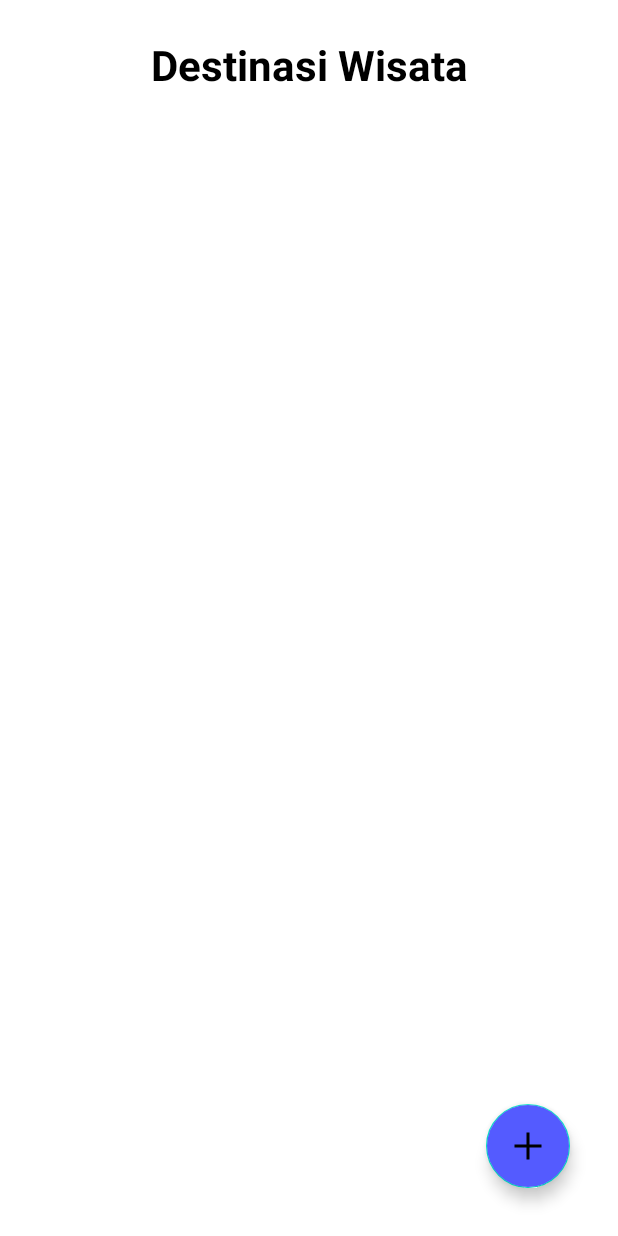
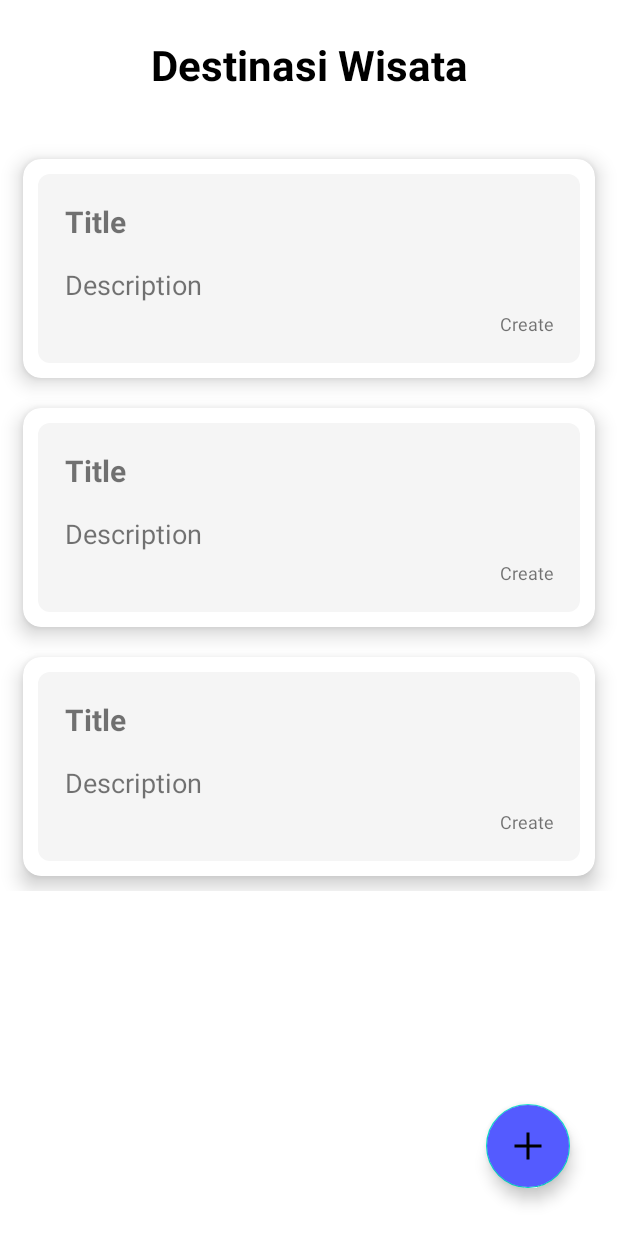
Before and after one commit to dafalagi/Tubes_AKB, an Android app: the layout fragment_home.xml on its own in the app's theme, with its tools: preview values and no code run, on a phone screen of 412 x 824 dp. Run offline under Robolectric (Android 15) with nearby library versions, the phone set to English and light mode, and no system bars.

Commit message:
Update 03/08/2022

```diff
--- a/app/src/main/res/layout/activity_add.xml
+++ b/app/src/main/res/layout/activity_add.xml
@@ -66,7 +66,7 @@
             />
         <EditText
             android:id="@+id/WisataLatitudeAdd"
-            android:layout_width="160dp"
+            android:layout_width="150dp"
             android:layout_height="wrap_content"
             android:hint="Latitude"
             android:padding="12dp"
@@ -76,7 +76,7 @@
             />
         <EditText
             android:id="@+id/WisataLongitudeAdd"
-            android:layout_width="160dp"
+            android:layout_width="150dp"
             android:layout_height="wrap_content"
             android:hint="Longitude"
             android:padding="12dp"
--- /dev/null
+++ b/app/src/main/res/layout/card_destinasi.xml
@@ -0,0 +1,54 @@
+<?xml version="1.0" encoding="utf-8"?>
+<androidx.cardview.widget.CardView xmlns:android="http://schemas.android.com/apk/res/android"
+    xmlns:app="http://schemas.android.com/apk/res-auto"
+    android:id="@+id/carddestinasi"
+    android:layout_width="match_parent"
+    android:layout_height="wrap_content"
+    android:layout_marginVertical="10dp"
+    android:layout_marginHorizontal="15dp"
+    app:cardCornerRadius="12dp"
+    app:cardElevation="8dp">
+    <LinearLayout
+        android:layout_width="match_parent"
+        android:layout_height="match_parent"
+        android:layout_margin="10dp"
+        android:orientation="vertical"
+        android:background="@drawable/rounded_corner2"
+        android:padding="18dp"
+        >
+        <TextView
+            android:id="@+id/ListID"
+            android:layout_width="wrap_content"
+            android:layout_height="wrap_content"
+            android:visibility="gone"
+            />
+        <TextView
+            android:id="@+id/ListTitle"
+            android:layout_width="match_parent"
+            android:layout_height="wrap_content"
+            android:text="Title"
+            android:textStyle="bold"
+            android:textSize="20dp"
+            />
+        <TextView
+            android:id="@+id/ListDescription"
+            android:layout_width="match_parent"
+            android:layout_height="wrap_content"
+            android:text="Description"
+            android:textSize="18dp"
+            android:layout_marginTop="16sp"
+            android:lines="1"
+            android:maxLines="1"
+            />
+        <TextView
+            android:id="@+id/ListCreate"
+            android:layout_width="match_parent"
+            android:layout_height="wrap_content"
+            android:text="Create"
+            android:layout_marginTop="5dp"
+            android:gravity="right"
+            android:textSize="12dp"
+            />
+    </LinearLayout>
+
+</androidx.cardview.widget.CardView>
--- a/app/src/main/res/layout/fragment_home.xml
+++ b/app/src/main/res/layout/fragment_home.xml
@@ -20,6 +20,8 @@
         android:layout_width="match_parent"
         android:layout_height="wrap_content"
         android:layout_below="@id/HeaderFragment1"
+        android:layout_marginTop="10dp"
+        tools:listitem="@layout/card_destinasi"
         />
     <com.google.android.material.floatingactionbutton.FloatingActionButton
         android:id="@+id/floatingbtnAdd"
```
Also changed, not shown: app/src/main/java/com/example/tubes_akb/AdapterDestinasi.java (added, +62 -0 lines), app/src/main/java/com/example/tubes_akb/AddActivity.java (+58 -0 lines), app/src/main/java/com/example/tubes_akb/HomeFragment.java (+23 -73 lines), app/src/main/java/com/example/tubes_akb/ListMaps.java (+71 -24 lines).
